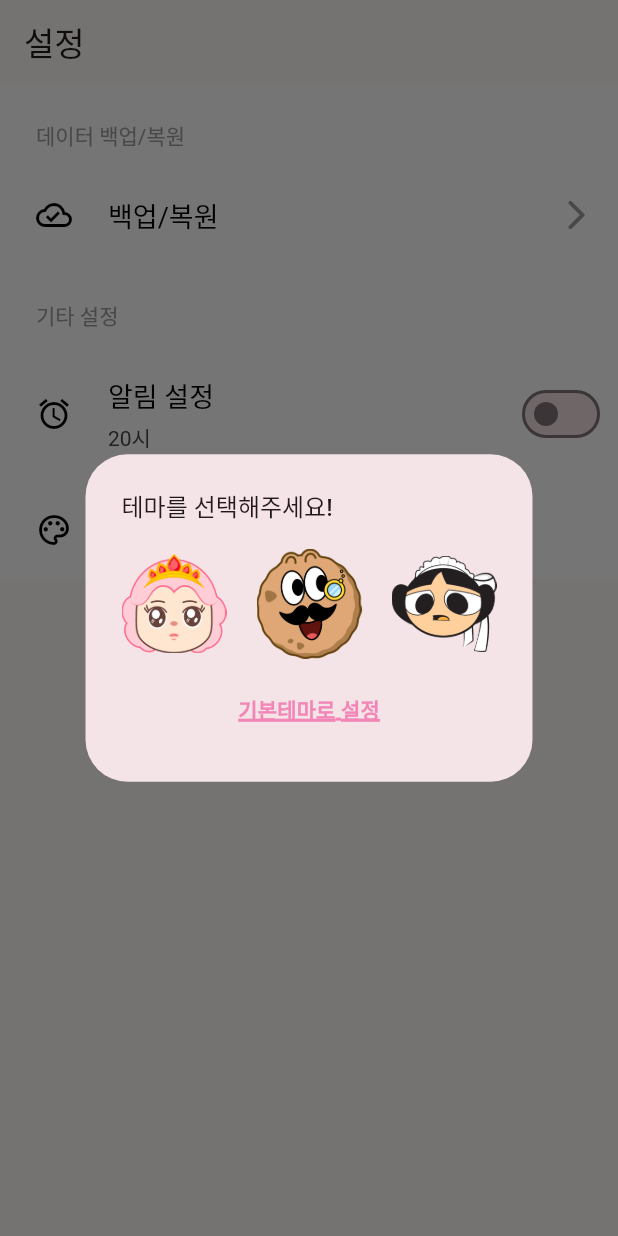
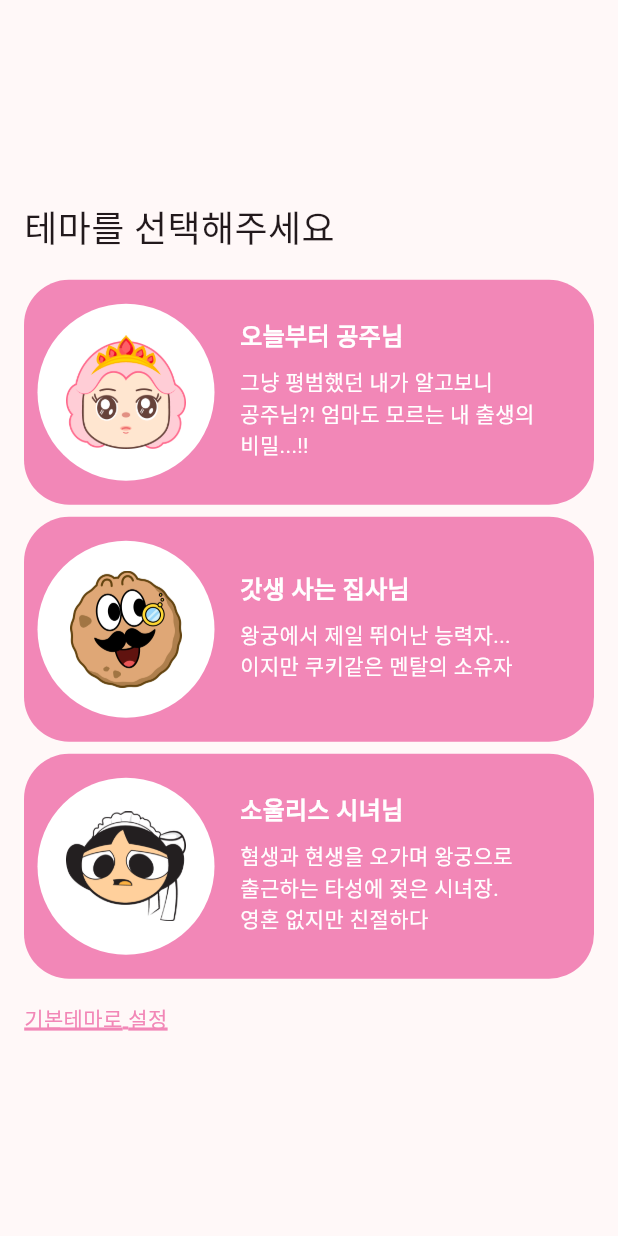
Before and after one commit to sinbee0402/Princess_Diaries, a Flutter app: the SettingsScreen screen opened by its route, after a tap on "테마 선택", on a phone screen of 412 x 824 dp. Run offline on Flutter 3.47's test engine with Material 2 defaults, Android fonts, the phone set to English and light mode, and no system bars; drawn by our look-alikes of settings_ui; our stand-ins replace curved_navigation_bar, flutter_local_notifications, freezed_annotation, get_it, go_router, injectable and 4 more; accounts and stored records are empty; generated files the repository leaves out were written again.

Commit message:
feat: setting_theme_screen 추가 AlertDialog에서 Screen으로 변경

```diff
--- a/lib/core/router.dart
+++ b/lib/core/router.dart
@@ -6,6 +6,7 @@ import 'package:princess_diaries/presentation/add_edit_post/add_edit_post_view_m
 import 'package:princess_diaries/presentation/components/curved_navigation_widget.dart';
 import 'package:princess_diaries/presentation/settings/data_backup/setting_data_screen.dart';
 import 'package:princess_diaries/presentation/settings/settings_screen.dart';
+import 'package:princess_diaries/presentation/settings/theme/setting_theme_screen.dart';
 import 'package:provider/provider.dart';
 
 // GoRouter configuration
@@ -40,5 +41,9 @@ final router = GoRouter(
       path: '/setting_data',
       builder: (context, state) => const SettingDataScreen(),
     ),
+    GoRoute(
+      path: '/setting_theme',
+      builder: (context, state) => const SettingThemeScreen(),
+    ),
   ],
 );
--- /dev/null
+++ b/lib/presentation/components/theme_list_item.dart
@@ -0,0 +1,79 @@
+import 'package:flutter/material.dart';
+
+class ThemeListItem extends StatelessWidget {
+  final String emoji;
+  final String name;
+  final String explain;
+
+  const ThemeListItem({
+    Key? key,
+    required this.emoji,
+    required this.name,
+    required this.explain,
+  }) : super(key: key);
+
+  @override
+  Widget build(BuildContext context) {
+    return Container(
+      height: 150,
+      decoration: BoxDecoration(
+        color: const Color(0xFFF287B7),
+        borderRadius: BorderRadius.circular(30),
+      ),
+      child: Row(
+        mainAxisAlignment: MainAxisAlignment.spaceBetween,
+        children: [
+          Padding(
+            padding: const EdgeInsets.only(
+              left: 8,
+              right: 16,
+              top: 16,
+              bottom: 16,
+            ),
+            child: Container(
+              width: 120,
+              alignment: Alignment.center,
+              decoration: const BoxDecoration(
+                shape: BoxShape.circle,
+                color: Colors.white,
+              ),
+              child: Padding(
+                padding: const EdgeInsets.all(20.0),
+                child: Image.asset(
+                  'assets/$emoji/1.png',
+                  fit: BoxFit.cover,
+                ),
+              ),
+            ),
+          ),
+          Expanded(
+            child: Column(
+              crossAxisAlignment: CrossAxisAlignment.start,
+              mainAxisAlignment: MainAxisAlignment.center,
+              children: [
+                Text(
+                  name,
+                  style: const TextStyle(
+                    color: Colors.white,
+                    fontSize: 16,
+                    fontWeight: FontWeight.w600,
+                  ),
+                ),
+                const SizedBox(height: 8),
+                Text(
+                  explain,
+                  style: const TextStyle(
+                    color: Colors.white,
+                    fontSize: 14,
+                  ),
+                ),
+                const SizedBox(height: 4),
+              ],
+            ),
+          ),
+          const SizedBox(width: 30)
+        ],
+      ),
+    );
+  }
+}
--- a/lib/presentation/settings/settings_screen.dart
+++ b/lib/presentation/settings/settings_screen.dart
@@ -3,8 +3,6 @@ import 'package:flutter_local_notifications/flutter_local_notifications.dart';
 import 'package:go_router/go_router.dart';
 import 'package:permission_handler/permission_handler.dart';
 import 'package:princess_diaries/presentation/settings/alarm/local_notification.dart';
-import 'package:princess_diaries/presentation/settings/theme/setting_theme_dialog.dart';
-import 'package:princess_diaries/presentation/settings/theme/setting_theme_top_level.dart';
 import 'package:settings_ui/settings_ui.dart';
 
 class SettingsScreen extends StatefulWidget {
@@ -17,21 +15,6 @@ class SettingsScreen extends StatefulWidget {
 class _SettingsScreenState extends State<SettingsScreen> {
   int _hour = 20;
 
-  void _showPopup(BuildContext context) async {
-    final selectedValue = await showDialog(
-      context: context,
-      builder: (context) {
-        return const SettingThemeDialog();
-      },
-    );
-
-    if (selectedValue != null) {
-      setState(() {
-        changeTheme(selectedValue);
-      });
-    }
-  }
-
   @override
   Widget build(BuildContext context) {
     return Scaffold(
@@ -40,16 +23,6 @@ class _SettingsScreenState extends State<SettingsScreen> {
       ),
       body: Column(
         children: [
-          // Container(
-          //   height: 200,
-          //   color: const Color(0xFFF287B7),
-          //   child: Stack(
-          //     children: [
-          //       Container(),
-          //       InkWell(),
-          //     ],
-          //   ),
-          // ),
           SettingsList(
             lightTheme:
                 const SettingsThemeData(settingsListBackground: Colors.white),
@@ -130,7 +103,7 @@ class _SettingsScreenState extends State<SettingsScreen> {
                       color: Colors.black,
                     ),
                     onPressed: (context) {
-                      _showPopup(context);
+                      context.push('/setting_theme');
                     },
                   ),
                 ],
--- /dev/null
+++ b/lib/presentation/settings/theme/setting_theme_screen.dart
@@ -0,0 +1,86 @@
+import 'package:flutter/material.dart';
+import 'package:go_router/go_router.dart';
+import 'package:princess_diaries/presentation/components/theme_list_item.dart';
+import 'package:princess_diaries/presentation/settings/theme/setting_theme_top_level.dart';
+
+class SettingThemeScreen extends StatelessWidget {
+  const SettingThemeScreen({Key? key}) : super(key: key);
+
+  @override
+  Widget build(BuildContext context) {
+    return Scaffold(
+      body: Padding(
+        padding: const EdgeInsets.all(16.0),
+        child: Column(
+          mainAxisAlignment: MainAxisAlignment.center,
+          crossAxisAlignment: CrossAxisAlignment.start,
+          children: [
+            const Text(
+              '테마를 선택해주세요',
+              style: TextStyle(
+                fontSize: 24,
+                fontWeight: FontWeight.w500,
+              ),
+            ),
+            const SizedBox(height: 16),
+            InkWell(
+              onTap: () {
+                changeTheme('assets/princess');
+                context.pop('assets/princess');
+                print(theme);
+              },
+              child: const ThemeListItem(
+                emoji: 'princess',
+                name: '오늘부터 공주님',
+                explain: '그냥 평범했던 내가 알고보니\n공주님?! 엄마도 모르는 내 출생의 비밀...!!',
+              ),
+            ),
+            const SizedBox(height: 8),
+            InkWell(
+              onTap: () {
+                changeTheme('assets/butler');
+                context.pop('assets/butler');
+                print(theme);
+              },
+              child: const ThemeListItem(
+                emoji: 'butler',
+                name: '갓생 사는 집사님',
+                explain: '왕궁에서 제일 뛰어난 능력자...\n이지만 쿠키같은 멘탈의 소유자',
+              ),
+            ),
+            const SizedBox(height: 8),
+            InkWell(
+              onTap: () {
+                changeTheme('assets/maid');
+                context.pop('assets/maid');
+                print(theme);
+              },
+              child: const ThemeListItem(
+                emoji: 'maid',
+                name: '소울리스 시녀님',
+                explain: '혐생과 현생을 오가며 왕궁으로\n출근하는 타성에 젖은 시녀장.\n영혼 없지만 친절하다',
+              ),
+            ),
+            const SizedBox(height: 16),
+            InkWell(
+              onTap: () {
+                changeTheme('assets/default');
+                context.pop('assets/default');
+                print(theme);
+              },
+              child: const Text(
+                '기본테마로 설정',
+                style: TextStyle(
+                  color: Color(0xFFF287B7),
+                  decoration: TextDecoration.underline,
+                  decorationColor: Color(0xFFF287B7),
+                  decorationThickness: 3,
+                ),
+              ),
+            ),
+          ],
+        ),
+      ),
+    );
+  }
+}
```
